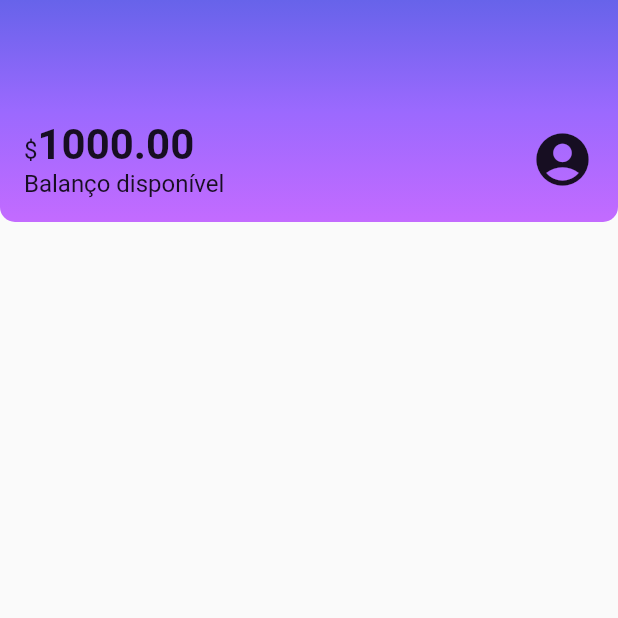
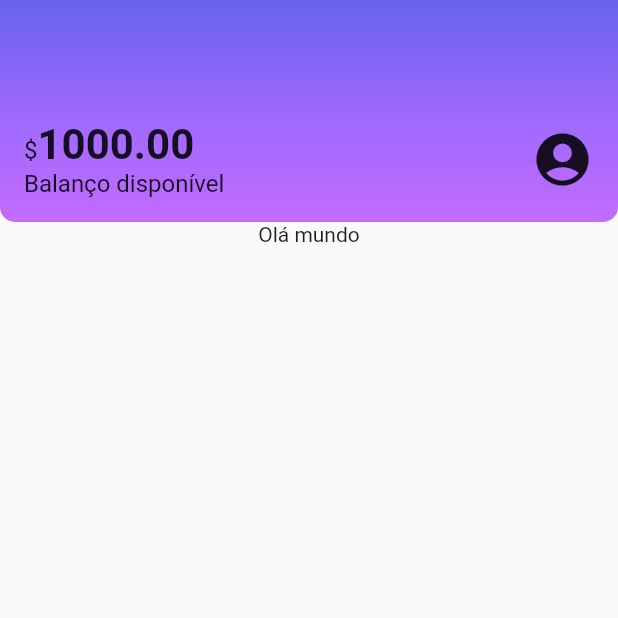
Before and after one commit to alura-cursos/curso_estilizacao, a Flutter app: the screen it shows after launch, on a phone screen of 412 x 824 dp, the top half of it. Run offline on Flutter 3.47's test engine with Material 2 defaults, Android fonts, the light colour scheme and no system bars.

Commit message:
vídeo 3.2

```diff
--- /dev/null
+++ b/lib/components/box_card.dart
@@ -0,0 +1,13 @@
+import 'package:flutter/material.dart';
+
+class BoxCard extends StatelessWidget {
+final Widget boxContent;
+const BoxCard({ Key? key, required this.boxContent }) : super(key: key);
+
+  @override
+  Widget build(BuildContext context){
+    return Container(
+      child: boxContent,
+    );
+  }
+}
--- a/lib/screens/home.dart
+++ b/lib/screens/home.dart
@@ -1,3 +1,4 @@
+import 'package:alubank/components/box_card.dart';
 import 'package:alubank/components/sections/header.dart';
 import 'package:flutter/material.dart';
 
@@ -9,6 +10,7 @@ const Home({ Key? key }) : super(key: key);
     return Scaffold(body: Column(
       children: <Widget>[
         Header(),
+        BoxCard(boxContent: Text('Olá mundo')),
       ],
     ),);
   }
```
